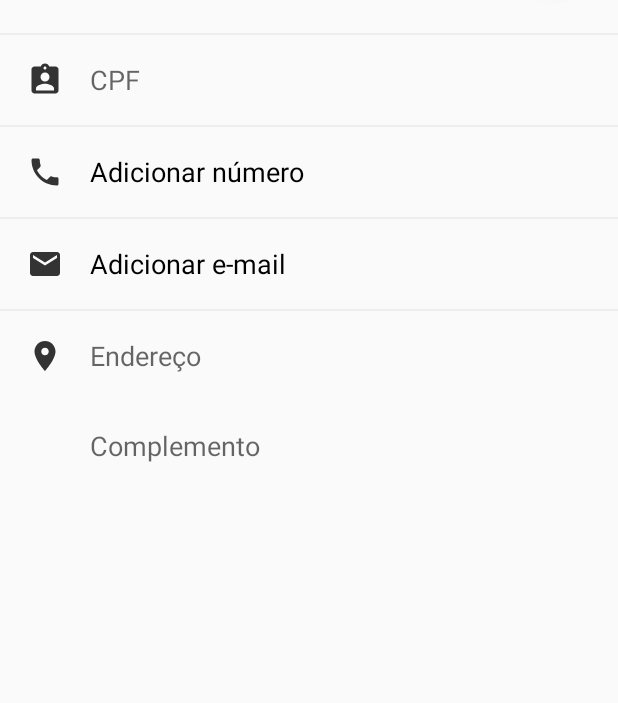
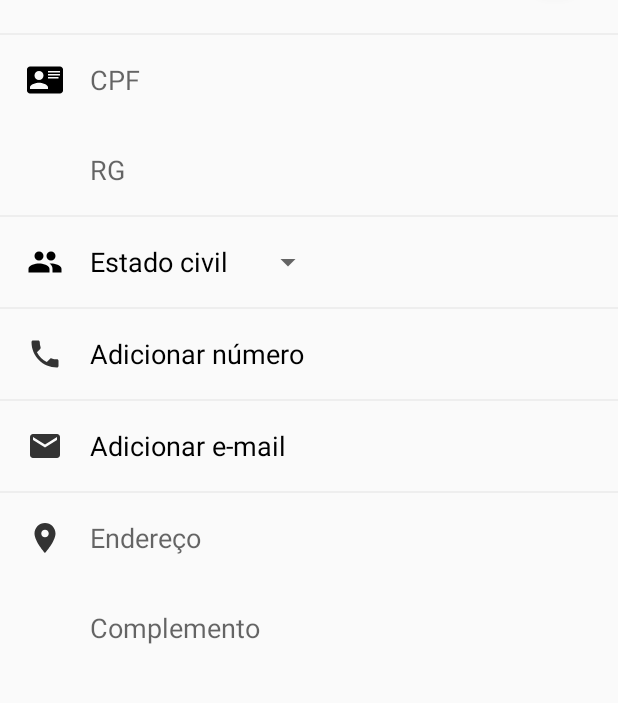
Before and after one commit to tabocu/bimob2, an Android app: the AddPessoaFisicaActivity screen opened directly, with no data from a screen before it, on a phone screen of 412 x 824 dp, the part 507-1210 px from its top. Run offline under Robolectric (Android 15) with nearby library versions, the phone set to English and light mode, and no system bars.

Commit message:
Adicionados campos de RG, Estado civil e valor do imóvel.

```diff
--- a/app/src/main/java/br/com/blackseed/bimob/AddPessoaFisicaActivity.java
+++ b/app/src/main/java/br/com/blackseed/bimob/AddPessoaFisicaActivity.java
@@ -16,7 +16,9 @@ import android.util.Log;
 import android.view.Menu;
 import android.view.MenuItem;
 import android.view.View;
+import android.widget.ArrayAdapter;
 import android.widget.EditText;
+import android.widget.Spinner;
 import android.widget.Toast;
 
 import java.util.ArrayList;
@@ -40,7 +42,9 @@ public class AddPessoaFisicaActivity extends AppCompatActivity implements
 
     private static final String[] PESSOA_COLUMNS = {
             DbContract.PessoaEntry.COLUMN_NOME ,
-            DbContract.PessoaEntry.COLUMN_CP
+            DbContract.PessoaEntry.COLUMN_CP,
+            DbContract.PessoaEntry.COLUMN_RG,
+            DbContract.PessoaEntry.COLUMN_ESTADO_CIVIL
     };
 
     private static final String[] TELEFONE_COLUMNS = {
@@ -53,6 +57,8 @@ public class AddPessoaFisicaActivity extends AppCompatActivity implements
 
     public static final int COL_PESSOA_NOME     = 0;
     public static final int COL_PESSOA_CP       = 1;
+    public static final int COL_PESSOA_RG       = 2;
+    public static final int COL_PESSOA_ESTADO_CIVIL = 3;
     public static final int COL_TELEFONE_NUMERO = 0;
     public static final int COL_EMAIL_ENDERECO  = 0;
 
@@ -60,6 +66,8 @@ public class AddPessoaFisicaActivity extends AppCompatActivity implements
 
     private EditText mNomeEditText;
     private EditText mCpfEditText;
+    private EditText mRgEditText;
+    private Spinner mEstadoCivilSpinner;
     private MultiEditView mTelefoneMultiEditView;
     private MultiEditView mEmailMultiEditView;
 
@@ -79,6 +87,8 @@ public class AddPessoaFisicaActivity extends AppCompatActivity implements
         // Obtem referencias dos componentes do layout
         mNomeEditText = (EditText) findViewById(R.id.nomeEditText);
         mCpfEditText = (EditText) findViewById(R.id.cpfEditText);
+        mRgEditText = (EditText) findViewById(R.id.rgEditText);
+        mEstadoCivilSpinner = (Spinner) findViewById(R.id.estadoCivilSpinner);
         mTelefoneMultiEditView = (MultiEditView) findViewById(R.id.telefoneMultiEditView);
         mEmailMultiEditView = (MultiEditView) findViewById(R.id.emailMultiEditView);
 
@@ -96,6 +106,14 @@ public class AddPessoaFisicaActivity extends AppCompatActivity implements
             }
         });
         mCpfEditText.setRawInputType(InputType.TYPE_CLASS_NUMBER);
+
+
+        ArrayAdapter<String> dataAdapter = new ArrayAdapter<>(this,
+                R.layout.item_spinner,R.id.itemTextView,
+                getResources().getStringArray(R.array.estados_civis_array));
+
+        dataAdapter.setDropDownViewResource(R.layout.item_spinner);
+        mEstadoCivilSpinner.setAdapter(dataAdapter);
     }
 
     @Override
@@ -121,6 +139,8 @@ public class AddPessoaFisicaActivity extends AppCompatActivity implements
         ContentValues pessoaValues = new ContentValues();
         pessoaValues.put(DbContract.PessoaEntry.COLUMN_NOME,mNomeEditText.getText().toString());
         pessoaValues.put(DbContract.PessoaEntry.COLUMN_CP,mCpfEditText.getText().toString().replaceAll("\\D", ""));
+        pessoaValues.put(DbContract.PessoaEntry.COLUMN_RG,mRgEditText.getText().toString());
+        pessoaValues.put(DbContract.PessoaEntry.COLUMN_ESTADO_CIVIL,mEstadoCivilSpinner.getSelectedItemPosition());
         pessoaValues.put(DbContract.PessoaEntry.COLUMN_IS_PESSOA_FISICA,true);
         pessoaValues.put(DbContract.PessoaEntry.COLUMN_IS_FAVORITO,false);
 
@@ -209,6 +229,12 @@ public class AddPessoaFisicaActivity extends AppCompatActivity implements
 
                     String cpf = data.getString(COL_PESSOA_CP);
                     mCpfEditText.setText(cpf);
+
+                    String rg = data.getString(COL_PESSOA_RG);
+                    mRgEditText.setText(rg);
+
+                    int estadoCivil = data.getInt(COL_PESSOA_ESTADO_CIVIL);
+                    mEstadoCivilSpinner.setSelection(estadoCivil);
                 }
                 break;
             case 1:
@@ -225,6 +251,7 @@ public class AddPessoaFisicaActivity extends AppCompatActivity implements
                 }
                 mEmailMultiEditView.setTextList(enderecosList);
                 break;
+
             default:
                 break;
         }
--- a/app/src/main/res/drawable/bm_cpf_dark_24dp.xml
+++ b/app/src/main/res/drawable/bm_cpf_dark_24dp.xml
@@ -1,9 +1,11 @@
+<?xml version="1.0"?>
+
 <vector xmlns:android="http://schemas.android.com/apk/res/android"
-        android:width="24dp"
-        android:height="24dp"
-        android:viewportWidth="24.0"
-        android:viewportHeight="24.0">
-    <path
-        android:fillColor="@color/colorPrimary"
-        android:pathData="M19,3h-4.18C14.4,1.84 13.3,1 12,1c-1.3,0 -2.4,0.84 -2.82,2L5,3c-1.1,0 -2,0.9 -2,2v14c0,1.1 0.9,2 2,2h14c1.1,0 2,-0.9 2,-2L21,5c0,-1.1 -0.9,-2 -2,-2zM12,3c0.55,0 1,0.45 1,1s-0.45,1 -1,1 -1,-0.45 -1,-1 0.45,-1 1,-1zM12,7c1.66,0 3,1.34 3,3s-1.34,3 -3,3 -3,-1.34 -3,-3 1.34,-3 3,-3zM18,19L6,19v-1.4c0,-2 4,-3.1 6,-3.1s6,1.1 6,3.1L18,19z"/>
+    android:viewportHeight="24"
+    android:viewportWidth="24"
+    android:width="24dp"
+    android:height="24dp">
+
+    <path android:pathData="M2,3H22C23.05,3 24,3.95 24,5V19C24,20.05 23.05,21 22,21H2C0.95,21 0,20.05 0,19V5C0,3.95 0.95,3 2,3M14,6V7H22V6H14M14,8V9H21.5L22,9V8H14M14,10V11H21V10H14M8,13.91C6,13.91 2,15 2,17V18H14V17C14,15 10,13.91 8,13.91M8,6A3,3 0 0,0 5,9A3,3 0 0,0 8,12A3,3 0 0,0 11,9A3,3 0 0,0 8,6Z" android:fillColor="#000"/>
+
 </vector>
--- /dev/null
+++ b/app/src/main/res/drawable/bm_estado_civil_dark_24dp.xml
@@ -0,0 +1,9 @@
+<?xml version="1.0"?>
+
+<!-- drawable/account_multiple.xml -->
+
+    <vector android:viewportHeight="24" android:viewportWidth="24" android:width="24dp" android:height="24dp" xmlns:android="http://schemas.android.com/apk/res/android">
+
+    <path android:pathData="M16,13C15.71,13 15.38,13 15.03,13.05C16.19,13.89 17,15 17,16.5V19H23V16.5C23,14.17 18.33,13 16,13M8,13C5.67,13 1,14.17 1,16.5V19H15V16.5C15,14.17 10.33,13 8,13M8,11A3,3 0 0,0 11,8A3,3 0 0,0 8,5A3,3 0 0,0 5,8A3,3 0 0,0 8,11M16,11A3,3 0 0,0 19,8A3,3 0 0,0 16,5A3,3 0 0,0 13,8A3,3 0 0,0 16,11Z" android:fillColor="#000"/>
+
+</vector>
--- a/app/src/main/res/layout/content_add_pessoa_fisica.xml
+++ b/app/src/main/res/layout/content_add_pessoa_fisica.xml
@@ -37,10 +37,7 @@
                 android:background="@android:color/transparent" />
         </LinearLayout>
 
-        <View
-            android:layout_width="match_parent"
-            android:layout_height="1dp"
-            android:background="#EEEEEE" />
+        <include layout="@layout/linha_separadora" />
 
         <LinearLayout
             android:layout_width="match_parent"
@@ -51,7 +48,7 @@
                 android:layout_width="24dp"
                 android:layout_height="24dp"
                 android:layout_margin="18dp"
-                android:src="@drawable/bm_cpf_dark_24dp" />
+                android:src="@drawable/bm_cpf_dark_24dp"/>
 
             <EditText
                 android:id="@+id/cpfEditText"
@@ -64,10 +61,49 @@
                 android:background="@android:color/transparent" />
         </LinearLayout>
 
-        <View
+        <LinearLayout
             android:layout_width="match_parent"
-            android:layout_height="1dp"
-            android:background="#EEEEEE" />
+            android:layout_height="wrap_content"
+            android:orientation="horizontal">
+
+            <ImageView
+                android:layout_width="24dp"
+                android:layout_height="24dp"
+                android:layout_margin="18dp"/>
+
+            <EditText
+                android:id="@+id/rgEditText"
+                android:layout_width="0dp"
+                android:layout_height="wrap_content"
+                android:layout_gravity="center_vertical"
+                android:layout_weight="1"
+                android:hint="RG"
+                android:singleLine="true"
+                android:background="@android:color/transparent" />
+        </LinearLayout>
+
+        <include layout="@layout/linha_separadora" />
+
+        <LinearLayout
+            android:layout_width="match_parent"
+            android:layout_height="wrap_content"
+            android:orientation="horizontal">
+
+            <ImageView
+                android:layout_width="24dp"
+                android:layout_height="24dp"
+                android:layout_margin="18dp"
+                android:src="@drawable/bm_estado_civil_dark_24dp" />
+
+            <Spinner
+                android:id="@+id/estadoCivilSpinner"
+                android:layout_width="wrap_content"
+                android:layout_height="wrap_content"
+                android:layout_gravity="center_vertical"
+                android:hint="Estado Civil"/>
+        </LinearLayout>
+
+        <include layout="@layout/linha_separadora" />
 
         <LinearLayout
             android:layout_width="match_parent"
@@ -96,10 +132,7 @@
             </LinearLayout>
         </LinearLayout>
 
-        <View
-            android:layout_width="match_parent"
-            android:layout_height="1dp"
-            android:background="#EEEEEE" />
+        <include layout="@layout/linha_separadora" />
 
         <LinearLayout
             android:layout_width="match_parent"
@@ -129,10 +162,7 @@
 
         </LinearLayout>
 
-        <View
-            android:layout_width="match_parent"
-            android:layout_height="1dp"
-            android:background="#EEEEEE" />
+        <include layout="@layout/linha_separadora" />
 
         <LinearLayout
             android:layout_width="match_parent"
--- /dev/null
+++ b/app/src/main/res/layout/item_spinner.xml
@@ -0,0 +1,14 @@
+<?xml version="1.0" encoding="utf-8"?>
+<LinearLayout xmlns:android="http://schemas.android.com/apk/res/android"
+    android:orientation="horizontal"
+    android:layout_width="wrap_content"
+    android:layout_height="48dp"    >
+
+    <TextView
+        android:id="@+id/itemTextView"
+        android:layout_width="wrap_content"
+        android:layout_height="wrap_content"
+        android:layout_gravity="center_vertical"
+        android:textAppearance="?android:attr/editTextColor"
+        android:textSize="18sp"/>
+</LinearLayout>
--- /dev/null
+++ b/app/src/main/res/layout/linha_separadora.xml
@@ -0,0 +1,4 @@
+<View xmlns:android="http://schemas.android.com/apk/res/android"
+    android:layout_width="match_parent"
+    android:layout_height="1dp"
+    android:background="@color/lineColor"/>
--- a/app/src/main/res/values/colors.xml
+++ b/app/src/main/res/values/colors.xml
@@ -4,4 +4,5 @@
     <color name="colorPrimaryDark">#000000</color>
     <color name="colorPrimaryLight">#FFFFFF</color>
     <color name="colorAccent">#999999</color>
+    <color name="lineColor">#EEEEEE</color>
 </resources>
--- a/app/src/main/res/values/strings.xml
+++ b/app/src/main/res/values/strings.xml
@@ -24,6 +24,17 @@
         <item>Comercial</item>
     </string-array>
 
+    <!--Estados civis-->
+    <string-array name="estados_civis_array">
+        <item>Estado civil</item>
+        <item>Solteiro</item>
+        <item>Casado</item>
+        <item>Divorciado</item>
+        <item>Viuvo</item>
+        <item>Separado</item>
+        <item>Companheiro</item>
+    </string-array>
+
     <string name="title_activity_pessoa_picker">Escolha uma pessoa</string>
     <string name="title_activity_imovel_picker">Escolha um imóvel</string>
 
```
Also changed, not shown: app/src/main/java/br/com/blackseed/bimob/AddImovelActivity.java (+18 -5 lines), app/src/main/java/br/com/blackseed/bimob/data/DbContract.java (+38 -34 lines), app/src/main/java/br/com/blackseed/bimob/data/DbHelper.java (+5 -2 lines), app/src/main/res/layout/content_add_imovel.xml (+23 -2 lines), app/src/main/res/layout/content_add_locacao.xml (+3 -12 lines), app/src/main/res/layout/content_add_pessoa_juridica.xml (+5 -20 lines).
